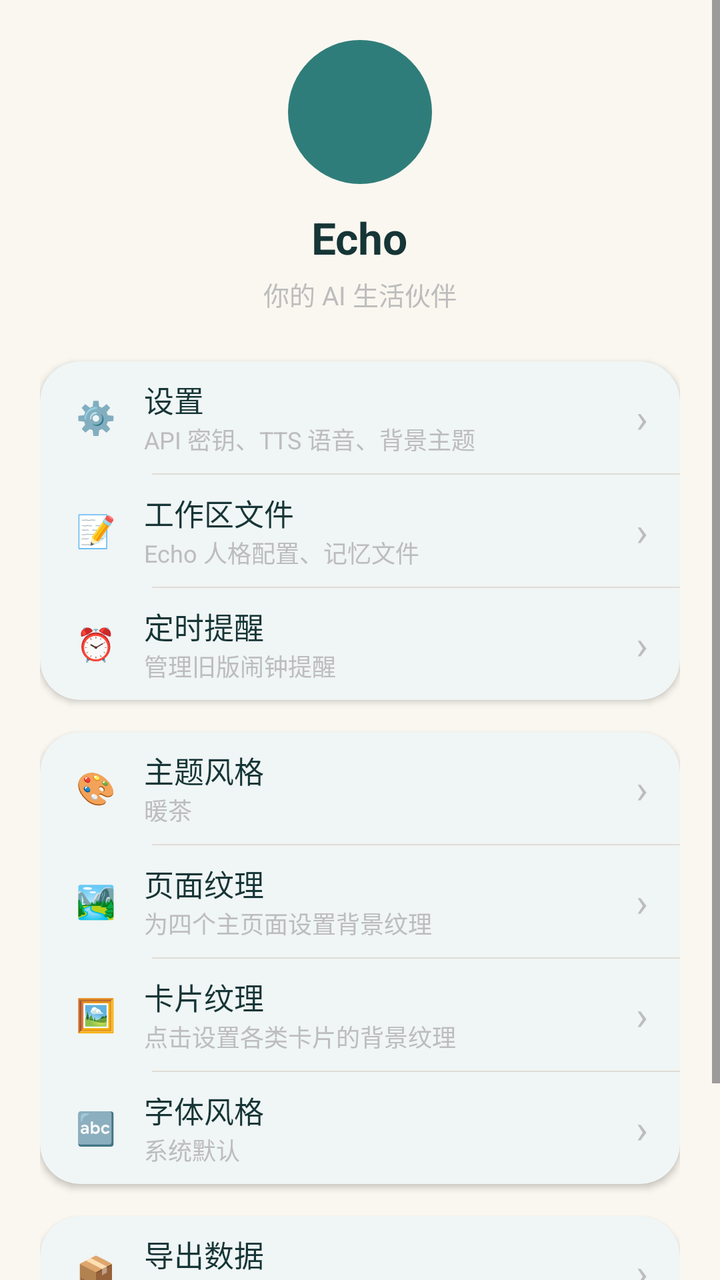
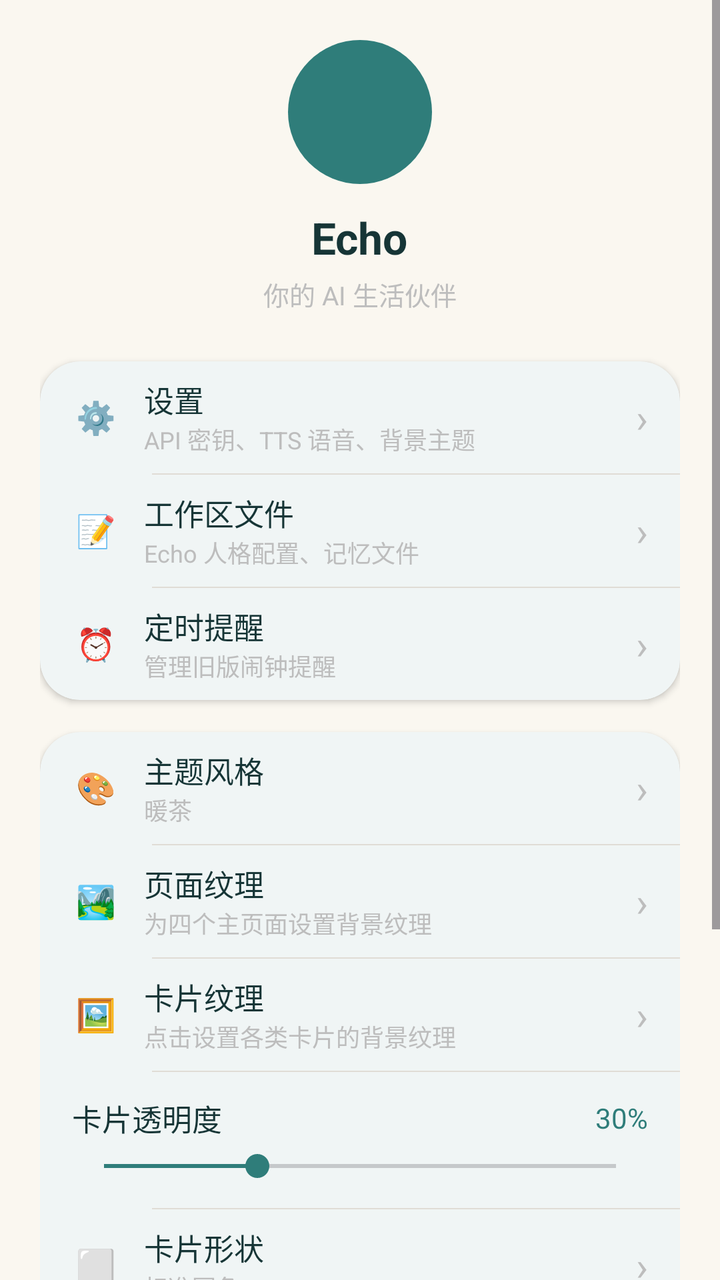

An Android layout rendered at two revisions. The XML below is the earlier revision; the diff shows what the commit changed to produce the second picture.
<!-- AndroidManifest.xml: application theme Theme.MyApplication -->
<!-- res/layout/activity_profile.xml -->
<?xml version="1.0" encoding="utf-8"?>
<ScrollView xmlns:android="http://schemas.android.com/apk/res/android"
    xmlns:app="http://schemas.android.com/apk/res-auto"
    android:layout_width="match_parent"
    android:layout_height="match_parent"
    android:background="?attr/echoBackground">

    <LinearLayout
        android:layout_width="match_parent"
        android:layout_height="wrap_content"
        android:orientation="vertical"
        android:padding="20dp">

        
        <LinearLayout
            android:layout_width="match_parent"
            android:layout_height="wrap_content"
            android:orientation="vertical"
            android:gravity="center"
            android:paddingBottom="24dp">

            <View
                android:id="@+id/avatar"
                android:layout_width="72dp"
                android:layout_height="72dp"
                android:background="@drawable/bg_send_button"
                android:layout_marginBottom="12dp" />

            <TextView
                android:layout_width="wrap_content"
                android:layout_height="wrap_content"
                android:text="Echo"
                android:textSize="22sp"
                android:textStyle="bold"
                android:textColor="?attr/echoTextPrimary" />

            <TextView
                android:layout_width="wrap_content"
                android:layout_height="wrap_content"
                android:text="@string/profile_subtitle"
                android:textSize="13sp"
                android:textColor="?attr/echoHint"
                android:layout_marginTop="4dp" />
        </LinearLayout>

        
        <com.google.android.material.card.MaterialCardView
            android:layout_width="match_parent"
            android:layout_height="wrap_content"
            app:cardCornerRadius="20dp"
            app:cardElevation="2dp"
            app:cardBackgroundColor="?attr/echoSurface"
            app:strokeWidth="0dp">

            <LinearLayout
                android:layout_width="match_parent"
                android:layout_height="wrap_content"
                android:orientation="vertical">

                <LinearLayout
                    android:id="@+id/entry_settings"
                    android:layout_width="match_parent"
                    android:layout_height="56dp"
                    android:orientation="horizontal"
                    android:gravity="center_vertical"
                    android:paddingHorizontal="16dp"
                    android:clickable="true"
                    android:focusable="true"
                    android:background="?android:attr/selectableItemBackground">

                    <TextView
                        android:layout_width="24dp"
                        android:layout_height="24dp"
                        android:gravity="center"
                        android:text="⚙️"
                        android:textSize="16sp" />

                    <LinearLayout
                        android:layout_width="0dp"
                        android:layout_height="wrap_content"
                        android:layout_weight="1"
                        android:orientation="vertical"
                        android:layout_marginStart="12dp">

                        <TextView
                            android:layout_width="wrap_content"
                            android:layout_height="wrap_content"
                            android:text="@string/profile_settings"
                            android:textSize="15sp"
                            android:textColor="?attr/echoTextPrimary" />

                        <TextView
                            android:layout_width="wrap_content"
                            android:layout_height="wrap_content"
                            android:text="@string/profile_settings_desc"
                            android:textSize="12sp"
                            android:textColor="?attr/echoHint" />
                    </LinearLayout>

                    <TextView
                        android:layout_width="wrap_content"
                        android:layout_height="wrap_content"
                        android:text="›"
                        android:textSize="20sp"
                        android:textColor="?attr/echoHint" />
                </LinearLayout>

                <View android:layout_width="match_parent" android:layout_height="0.5dp" android:background="?attr/echoBorder" android:layout_marginStart="56dp" />

                <LinearLayout
                    android:id="@+id/entry_workspace"
                    android:layout_width="match_parent"
                    android:layout_height="56dp"
                    android:orientation="horizontal"
                    android:gravity="center_vertical"
                    android:paddingHorizontal="16dp"
                    android:clickable="true"
                    android:focusable="true"
                    android:background="?android:attr/selectableItemBackground">

                    <TextView
                        android:layout_width="24dp"
                        android:layout_height="24dp"
                        android:gravity="center"
                        android:text="📝"
                        android:textSize="16sp" />

                    <LinearLayout
                        android:layout_width="0dp"
                        android:layout_height="wrap_content"
                        android:layout_weight="1"
                        android:orientation="vertical"
                        android:layout_marginStart="12dp">

                        <TextView
                            android:layout_width="wrap_content"
                            android:layout_height="wrap_content"
                            android:text="@string/profile_workspace"
                            android:textSize="15sp"
                            android:textColor="?attr/echoTextPrimary" />

                        <TextView
                            android:layout_width="wrap_content"
                            android:layout_height="wrap_content"
                            android:text="@string/profile_workspace_desc"
                            android:textSize="12sp"
                            android:textColor="?attr/echoHint" />
                    </LinearLayout>

                    <TextView
                        android:layout_width="wrap_content"
                        android:layout_height="wrap_content"
                        android:text="›"
                        android:textSize="20sp"
                        android:textColor="?attr/echoHint" />
                </LinearLayout>

                <View android:layout_width="match_parent" android:layout_height="0.5dp" android:background="?attr/echoBorder" android:layout_marginStart="56dp" />

                <LinearLayout
                    android:id="@+id/entry_schedules"
                    android:layout_width="match_parent"
                    android:layout_height="56dp"
                    android:orientation="horizontal"
                    android:gravity="center_vertical"
                    android:paddingHorizontal="16dp"
                    android:clickable="true"
                    android:focusable="true"
                    android:background="?android:attr/selectableItemBackground">

                    <TextView
                        android:layout_width="24dp"
                        android:layout_height="24dp"
                        android:gravity="center"
                        android:text="⏰"
                        android:textSize="16sp" />

                    <LinearLayout
                        android:layout_width="0dp"
                        android:layout_height="wrap_content"
                        android:layout_weight="1"
                        android:orientation="vertical"
                        android:layout_marginStart="12dp">

                        <TextView
                            android:layout_width="wrap_content"
                            android:layout_height="wrap_content"
                            android:text="@string/profile_schedules"
                            android:textSize="15sp"
                            android:textColor="?attr/echoTextPrimary" />

                        <TextView
                            android:layout_width="wrap_content"
                            android:layout_height="wrap_content"
                            android:text="@string/profile_schedules_desc"
                            android:textSize="12sp"
                            android:textColor="?attr/echoHint" />
                    </LinearLayout>

                    <TextView
                        android:layout_width="wrap_content"
                        android:layout_height="wrap_content"
                        android:text="›"
                        android:textSize="20sp"
                        android:textColor="?attr/echoHint" />
                </LinearLayout>
            </LinearLayout>
        </com.google.android.material.card.MaterialCardView>

        
        <com.google.android.material.card.MaterialCardView
            android:layout_width="match_parent"
            android:layout_height="wrap_content"
            android:layout_marginTop="16dp"
            app:cardCornerRadius="20dp"
            app:cardElevation="2dp"
            app:cardBackgroundColor="?attr/echoSurface"
            app:strokeWidth="0dp">

            <LinearLayout
                android:layout_width="match_parent"
                android:layout_height="wrap_content"
                android:orientation="vertical">

                <LinearLayout
                    android:id="@+id/entry_theme"
                    android:layout_width="match_parent"
                    android:layout_height="56dp"
                    android:orientation="horizontal"
                    android:gravity="center_vertical"
                    android:paddingHorizontal="16dp"
                    android:clickable="true"
                    android:focusable="true"
                    android:background="?android:attr/selectableItemBackground">

                    <TextView
                        android:layout_width="24dp"
                        android:layout_height="24dp"
                        android:gravity="center"
                        android:text="🎨"
                        android:textSize="16sp" />

                    <LinearLayout
                        android:layout_width="0dp"
                        android:layout_height="wrap_content"
                        android:layout_weight="1"
                        android:orientation="vertical"
                        android:layout_marginStart="12dp">

                        <TextView
                            android:layout_width="wrap_content"
                            android:layout_height="wrap_content"
                            android:text="@string/profile_theme"
                            android:textSize="15sp"
                            android:textColor="?attr/echoTextPrimary" />

                        <TextView
                            android:id="@+id/tv_theme_current"
                            android:layout_width="wrap_content"
                            android:layout_height="wrap_content"
                            android:text="@string/theme_warm_tea"
                            android:textSize="12sp"
                            android:textColor="?attr/echoHint" />
                    </LinearLayout>

                    <TextView
                        android:layout_width="wrap_content"
                        android:layout_height="wrap_content"
                        android:text="›"
                        android:textSize="20sp"
                        android:textColor="?attr/echoHint" />
                </LinearLayout>

                <View android:layout_width="match_parent" android:layout_height="0.5dp" android:background="?attr/echoBorder" android:layout_marginStart="56dp" />

                <LinearLayout
                    android:id="@+id/entry_page_texture"
                    android:layout_width="match_parent"
                    android:layout_height="56dp"
                    android:orientation="horizontal"
                    android:gravity="center_vertical"
                    android:paddingHorizontal="16dp"
                    android:clickable="true"
                    android:focusable="true"
                    android:background="?android:attr/selectableItemBackground">

                    <TextView
                        android:layout_width="24dp"
                        android:layout_height="24dp"
                        android:gravity="center"
                        android:text="🏞️"
                        android:textSize="16sp" />

                    <LinearLayout
                        android:layout_width="0dp"
                        android:layout_height="wrap_content"
                        android:layout_weight="1"
                        android:orientation="vertical"
                        android:layout_marginStart="12dp">

                        <TextView
                            android:layout_width="wrap_content"
                            android:layout_height="wrap_content"
                            android:text="页面纹理"
                            android:textSize="15sp"
                            android:textColor="?attr/echoTextPrimary" />

                        <TextView
                            android:layout_width="wrap_content"
                            android:layout_height="wrap_content"
                            android:text="为四个主页面设置背景纹理"
                            android:textSize="12sp"
                            android:textColor="?attr/echoHint" />
                    </LinearLayout>

                    <TextView
                        android:layout_width="wrap_content"
                        android:layout_height="wrap_content"
                        android:text="›"
                        android:textSize="20sp"
                        android:textColor="?attr/echoHint" />
                </LinearLayout>

                <View android:layout_width="match_parent" android:layout_height="0.5dp" android:background="?attr/echoBorder" android:layout_marginStart="56dp" />

                <LinearLayout
                    android:id="@+id/entry_card_texture"
                    android:layout_width="match_parent"
                    android:layout_height="56dp"
                    android:orientation="horizontal"
                    android:gravity="center_vertical"
                    android:paddingHorizontal="16dp"
                    android:clickable="true"
                    android:focusable="true"
                    android:background="?android:attr/selectableItemBackground">

                    <TextView
                        android:layout_width="24dp"
                        android:layout_height="24dp"
                        android:gravity="center"
                        android:text="🖼️"
                        android:textSize="16sp" />

                    <LinearLayout
                        android:layout_width="0dp"
                        android:layout_height="wrap_content"
                        android:layout_weight="1"
                        android:orientation="vertical"
                        android:layout_marginStart="12dp">

                        <TextView
                            android:layout_width="wrap_content"
                            android:layout_height="wrap_content"
                            android:text="卡片纹理"
                            android:textSize="15sp"
                            android:textColor="?attr/echoTextPrimary" />

                        <TextView
                            android:id="@+id/tv_card_texture_summary"
                            android:layout_width="wrap_content"
                            android:layout_height="wrap_content"
                            android:text="点击设置各类卡片的背景纹理"
                            android:textSize="12sp"
                            android:textColor="?attr/echoHint" />
                    </LinearLayout>

                    <TextView
                        android:layout_width="wrap_content"
                        android:layout_height="wrap_content"
                        android:text="›"
                        android:textSize="20sp"
                        android:textColor="?attr/echoHint" />
                </LinearLayout>

                <View android:layout_width="match_parent" android:layout_height="0.5dp" android:background="?attr/echoBorder" android:layout_marginStart="56dp" />

                <LinearLayout
                    android:id="@+id/entry_font"
                    android:layout_width="match_parent"
                    android:layout_height="56dp"
                    android:orientation="horizontal"
                    android:gravity="center_vertical"
                    android:paddingHorizontal="16dp"
                    android:clickable="true"
                    android:focusable="true"
                    android:background="?android:attr/selectableItemBackground">

                    <TextView
                        android:layout_width="24dp"
                        android:layout_height="24dp"
                        android:gravity="center"
                        android:text="🔤"
                        android:textSize="16sp" />

                    <LinearLayout
                        android:layout_width="0dp"
                        android:layout_height="wrap_content"
                        android:layout_weight="1"
                        android:orientation="vertical"
                        android:layout_marginStart="12dp">

                        <TextView
                            android:layout_width="wrap_content"
                            android:layout_height="wrap_content"
                            android:text="@string/profile_font"
                            android:textSize="15sp"
                            android:textColor="?attr/echoTextPrimary" />

                        <TextView
                            android:id="@+id/tv_font_current"
                            android:layout_width="wrap_content"
                            android:layout_height="wrap_content"
                            android:text="@string/font_default"
                            android:textSize="12sp"
                            android:textColor="?attr/echoHint" />
                    </LinearLayout>

                    <TextView
                        android:layout_width="wrap_content"
                        android:layout_height="wrap_content"
                        android:text="›"
                        android:textSize="20sp"
                        android:textColor="?attr/echoHint" />
                </LinearLayout>
            </LinearLayout>
        </com.google.android.material.card.MaterialCardView>

        
        <com.google.android.material.card.MaterialCardView
            android:layout_width="match_parent"
            android:layout_height="wrap_content"
            android:layout_marginTop="16dp"
            app:cardCornerRadius="20dp"
            app:cardElevation="2dp"
            app:cardBackgroundColor="?attr/echoSurface"
            app:strokeWidth="0dp">

            <LinearLayout
                android:layout_width="match_parent"
                android:layout_height="wrap_content"
                android:orientation="vertical">

                <LinearLayout
                    android:id="@+id/entry_export"
                    android:layout_width="match_parent"
                    android:layout_height="56dp"
                    android:orientation="horizontal"
                    android:gravity="center_vertical"
                    android:paddingHorizontal="16dp"
                    android:clickable="true"
                    android:focusable="true"
                    android:background="?android:attr/selectableItemBackground">

                    <TextView
                        android:layout_width="24dp"
                        android:layout_height="24dp"
                        android:gravity="center"
                        android:text="📦"
                        android:textSize="16sp" />

                    <LinearLayout
                        android:layout_width="0dp"
                        android:layout_height="wrap_content"
                        android:layout_weight="1"
                        android:orientation="vertical"
                        android:layout_marginStart="12dp">

                        <TextView
                            android:layout_width="wrap_content"
                            android:layout_height="wrap_content"
                            android:text="@string/profile_export"
                            android:textSize="15sp"
                            android:textColor="?attr/echoTextPrimary" />

                        <TextView
                            android:layout_width="wrap_content"
                            android:layout_height="wrap_content"
                            android:text="@string/profile_export_desc"
                            android:textSize="12sp"
                            android:textColor="?attr/echoHint" />
                    </LinearLayout>

                    <TextView
                        android:layout_width="wrap_content"
                        android:layout_height="wrap_content"
                        android:text="›"
                        android:textSize="20sp"
                        android:textColor="?attr/echoHint" />
                </LinearLayout>
            </LinearLayout>
        </com.google.android.material.card.MaterialCardView>

        
        <com.google.android.material.card.MaterialCardView
            android:layout_width="match_parent"
            android:layout_height="wrap_content"
            android:layout_marginTop="16dp"
            app:cardCornerRadius="20dp"
            app:cardElevation="2dp"
            app:cardBackgroundColor="?attr/echoSurface"
            app:strokeWidth="0dp">

            <LinearLayout
                android:layout_width="match_parent"
                android:layout_height="wrap_content"
                android:orientation="vertical">

                <LinearLayout
                    android:id="@+id/entry_clear_data"
                    android:layout_width="match_parent"
                    android:layout_height="56dp"
                    android:orientation="horizontal"
                    android:gravity="center_vertical"
                    android:paddingHorizontal="16dp"
                    android:clickable="true"
                    android:focusable="true"
                    android:background="?android:attr/selectableItemBackground">

                    <TextView
                        android:layout_width="24dp"
                        android:layout_height="24dp"
                        android:gravity="center"
                        android:text="🗑️"
                        android:textSize="16sp" />

                    <LinearLayout
                        android:layout_width="0dp"
                        android:layout_height="wrap_content"
                        android:layout_weight="1"
                        android:orientation="vertical"
                        android:layout_marginStart="12dp">

                        <TextView
                            android:layout_width="wrap_content"
                            android:layout_height="wrap_content"
                            android:text="清空数据"
                            android:textSize="15sp"
                            android:textColor="?attr/echoDestructive" />

                        <TextView
                            android:layout_width="wrap_content"
                            android:layout_height="wrap_content"
                            android:text="删除所有生活记录、日记、规划和记忆"
                            android:textSize="12sp"
                            android:textColor="?attr/echoHint" />
                    </LinearLayout>

                    <TextView
                        android:layout_width="wrap_content"
                        android:layout_height="wrap_content"
                        android:text="›"
                        android:textSize="20sp"
                        android:textColor="?attr/echoHint" />
                </LinearLayout>
            </LinearLayout>
        </com.google.android.material.card.MaterialCardView>

    </LinearLayout>
</ScrollView>
<!-- resources referenced by this layout -->
<resources>
  <!-- drawable bg_send_button (drawable) -->
  <?xml version="1.0" encoding="utf-8"?>
  <shape xmlns:android="http://schemas.android.com/apk/res/android"
      android:shape="oval">
      <solid android:color="?attr/echoPrimary" />
  </shape>
  <string name="font_default">系统默认</string>
  <string name="profile_export">导出数据</string>
  <string name="profile_export_desc">打包下载所有生活数据</string>
  <string name="profile_font">字体风格</string>
  <string name="profile_schedules">定时提醒</string>
  <string name="profile_schedules_desc">管理旧版闹钟提醒</string>
  <string name="profile_settings">设置</string>
  <string name="profile_settings_desc">API 密钥、TTS 语音、背景主题</string>
  <string name="profile_subtitle">你的 AI 生活伙伴</string>
  <string name="profile_theme">主题风格</string>
  <string name="profile_workspace">工作区文件</string>
  <string name="profile_workspace_desc">Echo 人格配置、记忆文件</string>
  <string name="theme_warm_tea">暖茶</string>
  <style name="Theme.MyApplication" parent="Theme.MyApplication.Base">
          <item name="echoPrimary">#2F7D7A</item>
          <item name="echoPrimaryDark">#1E5553</item>
          <item name="echoBackground">#FAF7F0</item>
          <item name="echoSurface">#FFFFFF</item>
          <item name="echoSurfaceVariant">#F3EFE7</item>
          <item name="echoTextPrimary">#163536</item>
          <item name="echoTextSecondary">#7A7A7A</item>
          <item name="echoAccent">#E9C98F</item>
          <item name="echoOnPrimary">#FFFFFF</item>
          <item name="echoBorder">#E0DCD5</item>
          <item name="echoDestructive">#E53935</item>
          <item name="echoHint">#BDBDBD</item>
          <item name="echoBubbleUser">#2F7D7A</item>
          <item name="echoBubbleAssistant">#F3EFE7</item>
          <item name="echoToolInfoBg">#F3EFE7</item>
      </style>
  <style name="Theme.MyApplication.Base" parent="Theme.Material3.DayNight.NoActionBar">
          
          <item name="colorPrimary">?attr/echoPrimary</item>
          <item name="colorPrimaryDark">?attr/echoPrimaryDark</item>
          <item name="colorAccent">?attr/echoPrimary</item>
          <item name="android:colorBackground">?attr/echoBackground</item>
          <item name="colorSurface">?attr/echoSurface</item>
          <item name="colorOnPrimary">?attr/echoOnPrimary</item>
          <item name="colorOnSurface">?attr/echoTextPrimary</item>
          <item name="android:statusBarColor">?attr/echoBackground</item>
      </style>
</resources>

<!-- the commit's change to res/layout/activity_profile.xml (unified diff, before → after) -->
@@ -375,6 +375,98 @@
                 <View android:layout_width="match_parent" android:layout_height="0.5dp" android:background="?attr/echoBorder" android:layout_marginStart="56dp" />
 
                 <LinearLayout
+                    android:layout_width="match_parent"
+                    android:layout_height="wrap_content"
+                    android:orientation="vertical"
+                    android:paddingHorizontal="16dp"
+                    android:paddingVertical="12dp">
+
+                    <LinearLayout
+                        android:layout_width="match_parent"
+                        android:layout_height="wrap_content"
+                        android:orientation="horizontal"
+                        android:gravity="center_vertical">
+
+                        <TextView
+                            android:layout_width="0dp"
+                            android:layout_height="wrap_content"
+                            android:layout_weight="1"
+                            android:text="卡片透明度"
+                            android:textSize="15sp"
+                            android:textColor="?attr/echoTextPrimary" />
+
+                        <TextView
+                            android:id="@+id/tv_card_opacity_value"
+                            android:layout_width="wrap_content"
+                            android:layout_height="wrap_content"
+                            android:text="30%"
+                            android:textSize="14sp"
+                            android:textColor="?attr/echoPrimary" />
+                    </LinearLayout>
+
+                    <SeekBar
+                        android:id="@+id/seekbar_card_opacity"
+                        android:layout_width="match_parent"
+                        android:layout_height="wrap_content"
+                        android:max="100"
+                        android:progress="30"
+                        android:layout_marginTop="4dp" />
+                </LinearLayout>
+
+                <View android:layout_width="match_parent" android:layout_height="0.5dp" android:background="?attr/echoBorder" android:layout_marginStart="56dp" />
+
+                <LinearLayout
+                    android:id="@+id/entry_card_shape"
+                    android:layout_width="match_parent"
+                    android:layout_height="56dp"
+                    android:orientation="horizontal"
+                    android:gravity="center_vertical"
+                    android:paddingHorizontal="16dp"
+                    android:clickable="true"
+                    android:focusable="true"
+                    android:background="?android:attr/selectableItemBackground">
+
+                    <TextView
+                        android:layout_width="24dp"
+                        android:layout_height="24dp"
+                        android:gravity="center"
+                        android:text="⬜"
+                        android:textSize="16sp" />
+
+                    <LinearLayout
+                        android:layout_width="0dp"
+                        android:layout_height="wrap_content"
+                        android:layout_weight="1"
+                        android:orientation="vertical"
+                        android:layout_marginStart="12dp">
+
+                        <TextView
+                            android:layout_width="wrap_content"
+                            android:layout_height="wrap_content"
+                            android:text="卡片形状"
+                            android:textSize="15sp"
+                            android:textColor="?attr/echoTextPrimary" />
+
+                        <TextView
+                            android:id="@+id/tv_card_shape_current"
+                            android:layout_width="wrap_content"
+                            android:layout_height="wrap_content"
+                            android:text="标准圆角"
+                            android:textSize="12sp"
+                            android:textColor="?attr/echoHint" />
+                    </LinearLayout>
+
+                    <TextView
+                        android:layout_width="wrap_content"
+                        android:layout_height="wrap_content"
+                        android:text="›"
+                        android:textSize="20sp"
+                        android:textColor="?attr/echoHint" />
+                </LinearLayout>
+
+                <View android:layout_width="match_parent" android:layout_height="0.5dp" android:background="?attr/echoBorder" android:layout_marginStart="56dp" />
+
+                <LinearLayout
                     android:id="@+id/entry_font"
                     android:layout_width="match_parent"
                     android:layout_height="56dp"
